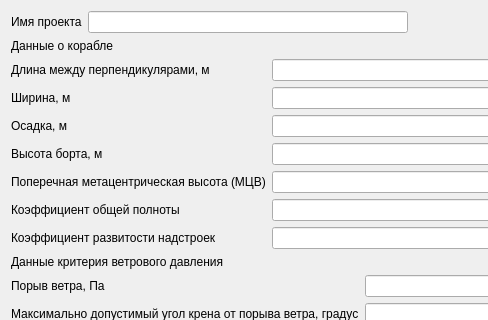
Old version of the form source/gui/generaldata.ui in the repository baseoleph/secad; both pictures show x 0 to 488 and y 0 to 320 of the 915 by 791 pixel window.
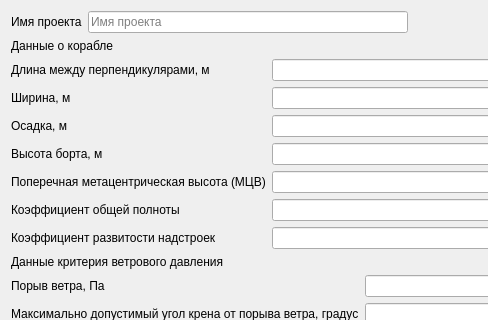
New version of the form.

Commit message: wind way to add placeholder text in lineedit

What changed in the file:
```diff
--- a/source/gui/generaldata.ui
+++ b/source/gui/generaldata.ui
@@ -286,6 +286,9 @@
        <property name="text">
         <string/>
        </property>
+       <property name="placeholderText">
+        <string>Имя проекта</string>
+       </property>
       </widget>
      </item>
      <item>
```
